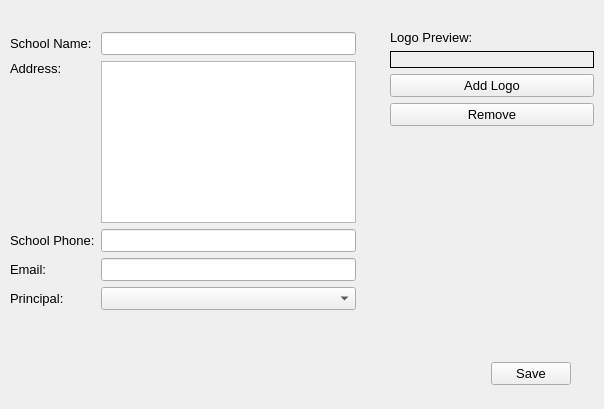
The window that schoolsettingsform.ui (thenewcoder/school-administration-system) describes before a commit, drawn with Qt 5.
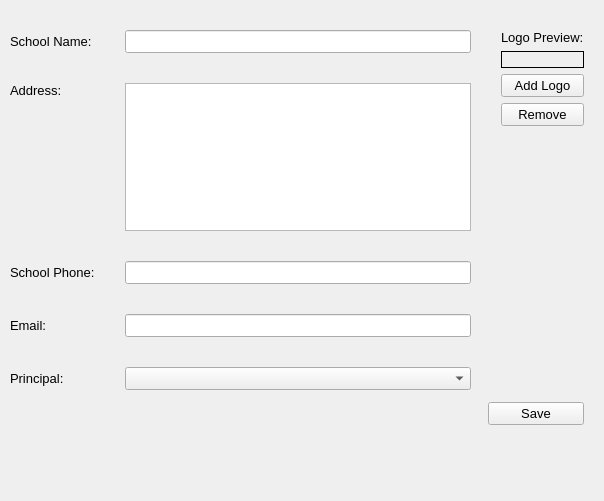
The same window after the commit. Icons and pictures are not drawn.

Commit message: Added layout constraints

Patch:
```diff
--- a/schoolsettingsform.ui
+++ b/schoolsettingsform.ui
@@ -7,7 +7,7 @@
     <x>0</x>
     <y>0</y>
     <width>604</width>
-    <height>409</height>
+    <height>501</height>
    </rect>
   </property>
   <property name="font">
@@ -18,47 +18,22 @@
   <property name="windowTitle">
    <string notr="true">School Settings</string>
   </property>
-  <widget class="QWidget" name="layoutWidget">
-   <property name="geometry">
-    <rect>
-     <x>30</x>
-     <y>360</y>
-     <width>541</width>
-     <height>28</height>
-    </rect>
-   </property>
-   <layout class="QHBoxLayout" name="loSaveButton">
-    <item>
-     <spacer name="horizontalSpacer">
-      <property name="orientation">
-       <enum>Qt::Horizontal</enum>
-      </property>
-      <property name="sizeHint" stdset="0">
-       <size>
-        <width>40</width>
-        <height>20</height>
-       </size>
-      </property>
-     </spacer>
-    </item>
-    <item>
-     <widget class="QPushButton" name="btnSaveSettings">
-      <property name="text">
-       <string>Save</string>
-      </property>
-     </widget>
-    </item>
-   </layout>
-  </widget>
-  <widget class="QWidget" name="layoutWidget">
+  <widget class="QWidget" name="">
    <property name="geometry">
     <rect>
      <x>10</x>
-     <y>32</y>
-     <width>346</width>
-     <height>278</height>
+     <y>30</y>
+     <width>574</width>
+     <height>395</height>
     </rect>
    </property>
+   <layout class="QFormLayout" name="formLayout">
+    <item row="0" column="0" colspan="2">
+     <layout class="QHBoxLayout" name="horizontalLayout">
+      <property name="spacing">
+       <number>30</number>
+      </property>
+      <item>
    <layout class="QGridLayout" name="loSchoolInfo">
     <item row="2" column="0">
      <widget class="QLabel" name="label_4">
@@ -111,17 +86,12 @@
      <widget class="QComboBox" name="cbPrincipal"/>
     </item>
    </layout>
-  </widget>
-  <widget class="QWidget" name="layoutWidget">
-   <property name="geometry">
-    <rect>
-     <x>390</x>
-     <y>30</y>
-     <width>204</width>
-     <height>282</height>
-    </rect>
-   </property>
+      </item>
+      <item>
    <layout class="QVBoxLayout" name="loLogoPreview">
+        <property name="spacing">
+         <number>6</number>
+        </property>
     <item>
      <widget class="QLabel" name="label_6">
       <property name="text">
@@ -173,6 +143,50 @@
      </spacer>
     </item>
    </layout>
+      </item>
+     </layout>
+    </item>
+    <item row="1" column="1">
+     <spacer name="verticalSpacer_2">
+      <property name="orientation">
+       <enum>Qt::Vertical</enum>
+      </property>
+      <property name="sizeHint" stdset="0">
+       <size>
+        <width>20</width>
+        <height>40</height>
+       </size>
+      </property>
+     </spacer>
+    </item>
+    <item row="2" column="0" colspan="2">
+     <layout class="QHBoxLayout" name="loSaveButton" stretch="5,1">
+      <item>
+       <spacer name="horizontalSpacer">
+        <property name="orientation">
+         <enum>Qt::Horizontal</enum>
+        </property>
+        <property name="sizeType">
+         <enum>QSizePolicy::Expanding</enum>
+        </property>
+        <property name="sizeHint" stdset="0">
+         <size>
+          <width>150</width>
+          <height>20</height>
+         </size>
+        </property>
+       </spacer>
+      </item>
+      <item>
+       <widget class="QPushButton" name="btnSaveSettings">
+        <property name="text">
+         <string>Save</string>
+        </property>
+       </widget>
+      </item>
+     </layout>
+    </item>
+   </layout>
   </widget>
  </widget>
  <tabstops>
```
Left out of the diff: 45 changed lines with no effect on the pictures. Lines whose indentation alone changed are shown as unchanged. The commit also changes 8 other files.
